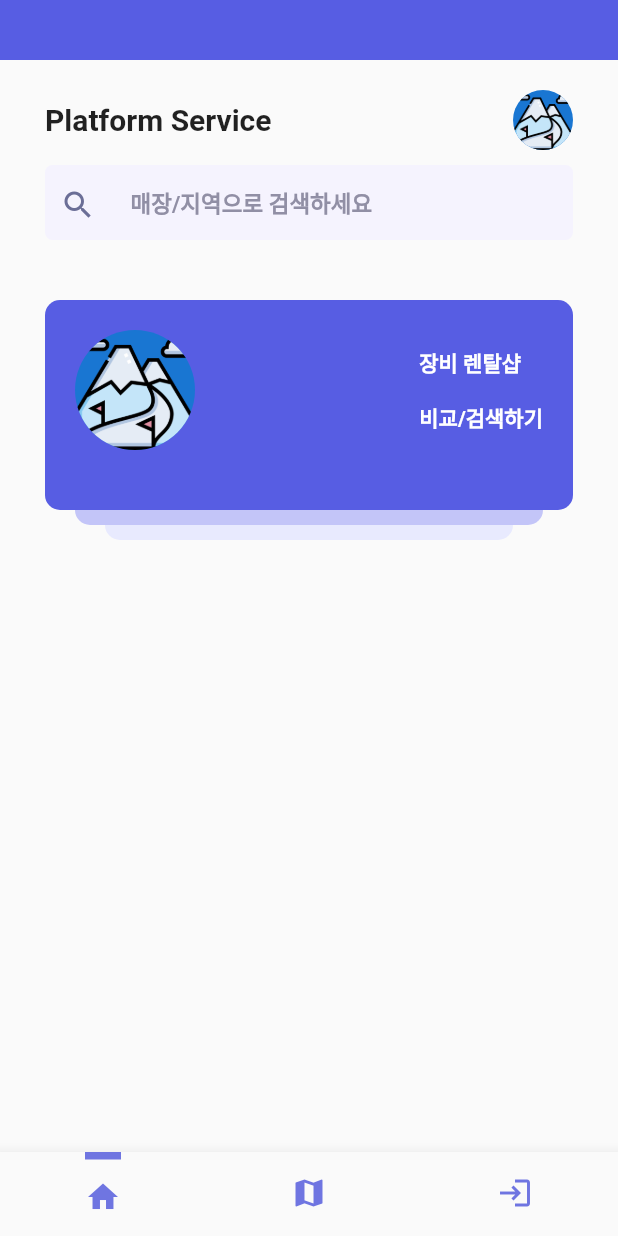
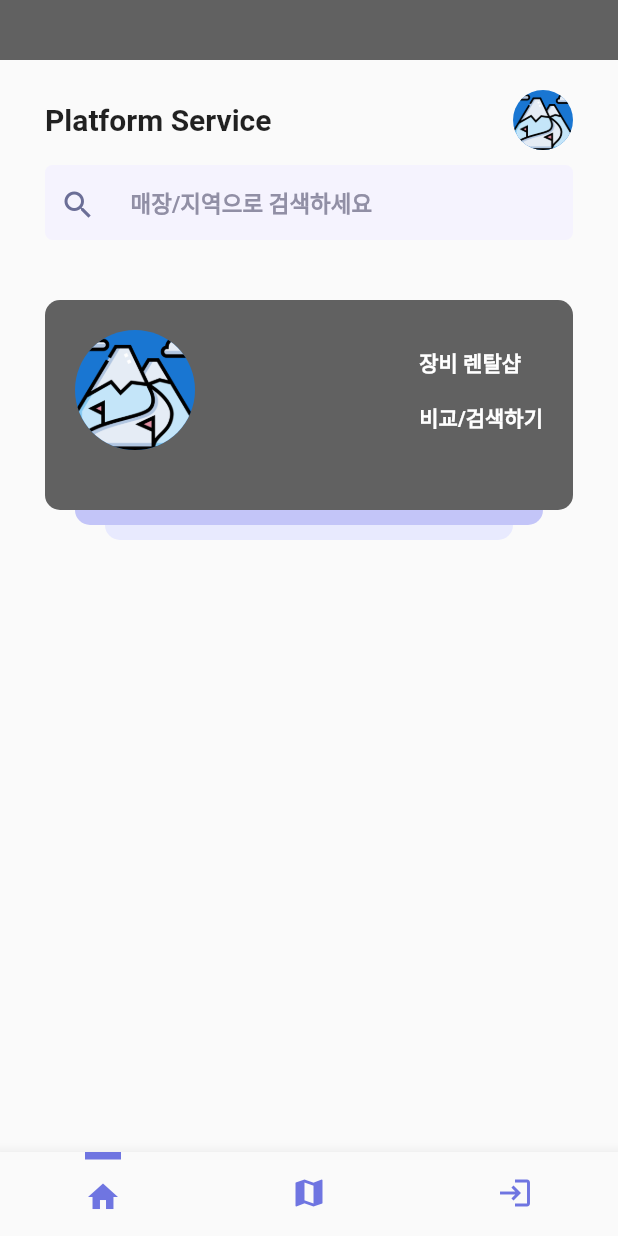
Before and after one commit to HCW-code/RentalService-App, a Flutter app: the screen it shows after launch, on a phone screen of 412 x 824 dp. Run offline on Flutter 3.47's test engine with Material 2 defaults, Android fonts, the phone set to English and light mode, and no system bars; our stand-ins replace cloud_firestore, firebase_core, webview_flutter; accounts and stored records are empty.

Commit message:
Chanwoo_3/27

```diff
--- a/lib/page/cloud_firestore.dart
+++ b/lib/page/cloud_firestore.dart
@@ -45,7 +45,7 @@ class _CloudFirestoreSearchState extends State<CloudFirestoreSearch> {
 
                             children: [
                               RaisedButton(
-                                elevation: 10,
+                                color: Colors.grey[100],
                                 shape: RoundedRectangleBorder(
                                   borderRadius: BorderRadius.all(Radius.circular(20)),
                                 ),
--- a/lib/page/home.dart
+++ b/lib/page/home.dart
@@ -41,7 +41,7 @@ class _HomeState extends State<Home> {
 
     return Scaffold(
       appBar: AppBar(
-        backgroundColor: Color(MyColors.primary),
+        backgroundColor: Colors.grey[700],
         elevation: 0,
         toolbarHeight: 40,
       ),
--- a/lib/tabs/tab/scheduleTab.dart
+++ b/lib/tabs/tab/scheduleTab.dart
@@ -21,7 +21,7 @@ class _ScheduleTabState extends State<ScheduleTab> {
           alignment: Alignment.center,
           children: [
             WebView(
-              initialUrl: 'https://cstone-3dc2f.web.app/',
+              initialUrl: 'http://cstone-3dc2f.web.app/',
               javascriptMode: JavascriptMode.unrestricted,
             ),
             Positioned(
--- a/lib/tabs/widget/appointmentCard.dart
+++ b/lib/tabs/widget/appointmentCard.dart
@@ -17,7 +17,7 @@ class AppointmentCard extends StatelessWidget {
         Container(
           width: double.infinity,
           decoration: BoxDecoration(
-            color: Color(MyColors.primary),
+            color: Colors.grey[700],
             borderRadius: BorderRadius.circular(10),
           ),
           child: Material(
@@ -37,7 +37,6 @@ class AppointmentCard extends StatelessWidget {
                         ),
                         const Text('장비 렌탈샵\n      \n비교/검색하기',
                                 style: TextStyle(color: Colors.white, fontWeight: FontWeight.bold)),
-
                       ],
                     ),
                     const SizedBox(
```
